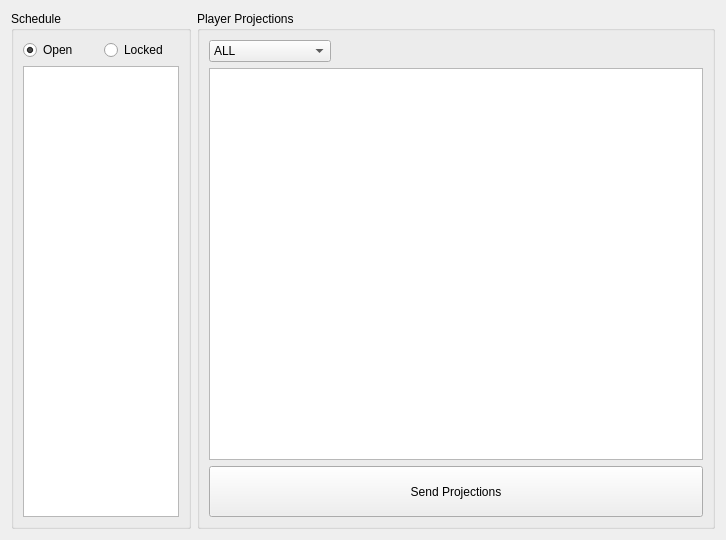
Before: the Qt Designer form cute-fantasy/currentweekwidget.ui in protoblock/protoblock, drawn with Qt 5.
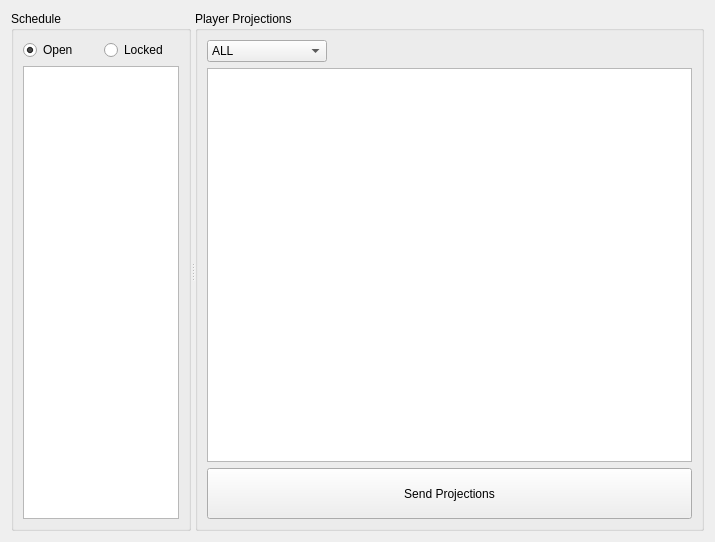
After: the same form once the commit is applied.

Commit message: reworked ui for better panel size control. deleted unnecessary files from repo.

Patch:
```diff
--- a/cute-fantasy/currentweekwidget.ui
+++ b/cute-fantasy/currentweekwidget.ui
@@ -6,8 +6,8 @@
    <rect>
     <x>0</x>
     <y>0</y>
-    <width>726</width>
-    <height>540</height>
+    <width>715</width>
+    <height>542</height>
    </rect>
   </property>
   <property name="windowTitle">
@@ -15,6 +15,10 @@
   </property>
   <layout class="QGridLayout" name="gridLayout_2">
    <item row="0" column="0">
+    <widget class="QSplitter" name="splitter">
+     <property name="orientation">
+      <enum>Qt::Horizontal</enum>
+     </property>
     <widget class="QGroupBox" name="groupBox">
      <property name="maximumSize">
       <size>
@@ -74,8 +78,6 @@
       </item>
      </layout>
     </widget>
-   </item>
-   <item row="0" column="1">
     <widget class="QGroupBox" name="groupBox_2">
      <property name="title">
       <string>Player Projections</string>
@@ -178,6 +180,7 @@
        </widget>
       </item>
      </layout>
+     </widget>
     </widget>
    </item>
   </layout>
```
Lines whose indentation alone changed are shown as unchanged. The commit also changes 5 other files.
